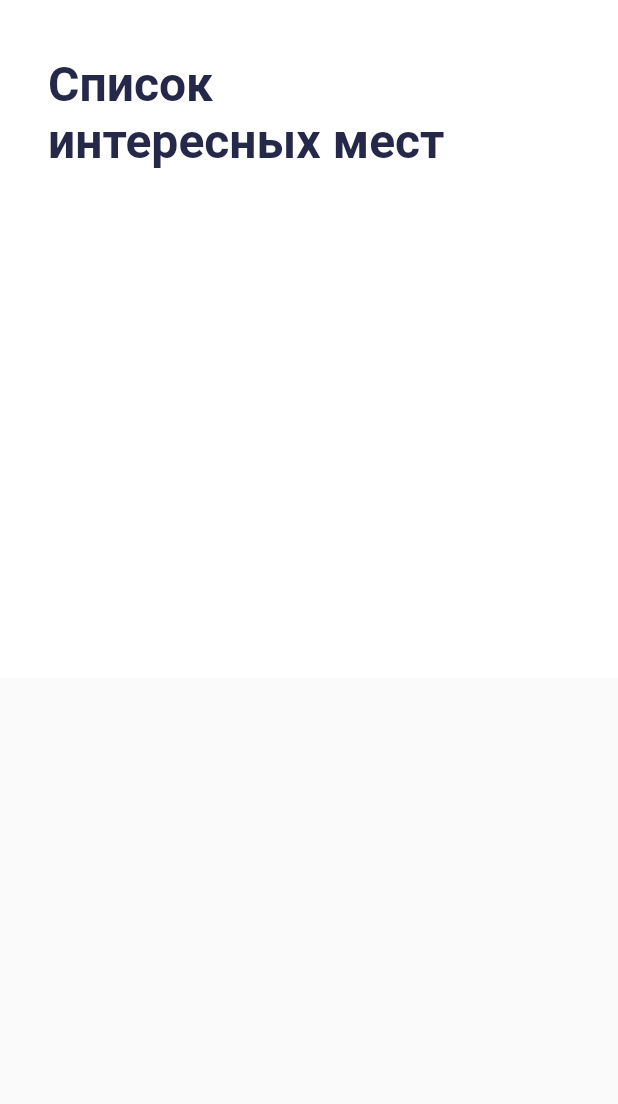
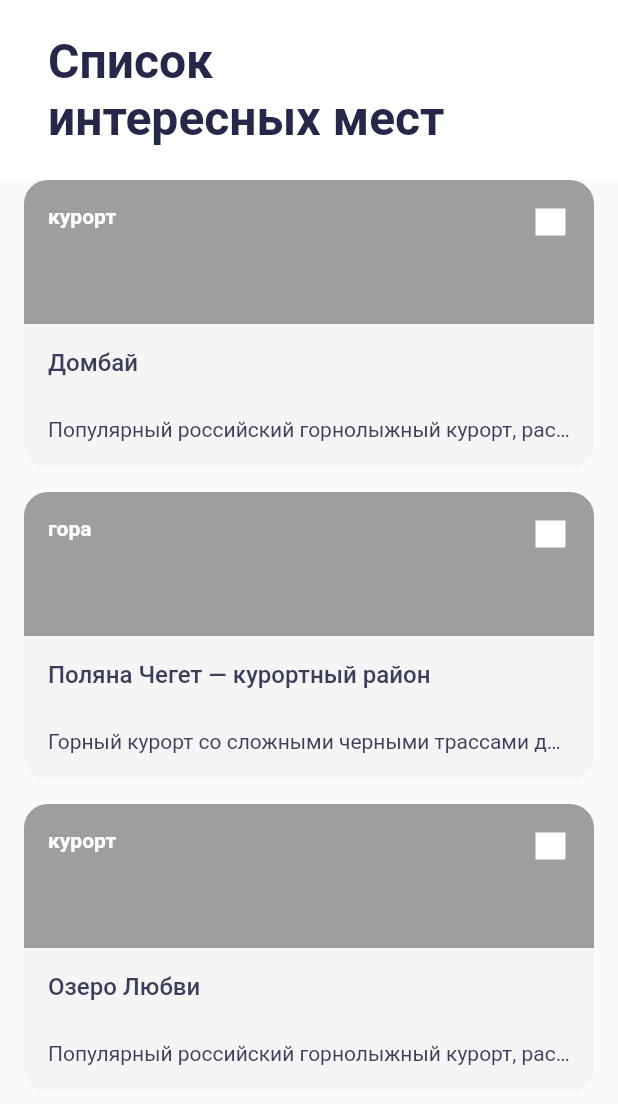
Before and after one commit to tepis/places, a Flutter app: the screen it shows after launch, on a phone screen of 412 x 824 dp. Shown: the top 1104 px of the screen. Run offline on Flutter 3.47's test engine with Material 2 defaults, Android fonts, the phone set to English and light mode, and no system bars.

Commit message:
4.6.2 SingleChildScrollView

```diff
--- a/lib/main.dart
+++ b/lib/main.dart
@@ -10,7 +10,7 @@ class App extends StatelessWidget {
 
   @override
   Widget build(BuildContext context) {
-    return MaterialApp(
+    return const MaterialApp(
       debugShowCheckedModeBanner: false,
       home: SightListScreen(),
       title: 'Places',
--- a/lib/mocks.dart
+++ b/lib/mocks.dart
@@ -9,11 +9,11 @@ final List<Sight> mocks = [
       details: 'Популярный российский горнолыжный курорт, расположенный на Северном Кавказе',
       type: 'курорт',),
   Sight(
-      name: 'Чегет',
+      name: 'Поляна Чегет — курортный район',
       lat: 43.2452965,
       lon: 42.5233803,
       url: 'https://www.vpoxod.ru/page/toponym/goracheget_info',
-      details: 'неофициальное устоявшееся название горы Кавказа',
+      details: 'Горный курорт со сложными черными трассами для фрирайда, канатными дорогами и подъемниками.',
       type: 'гора',),
   Sight(
       name: 'Озеро Любви',
--- a/lib/ui/screen/sight_card.dart
+++ b/lib/ui/screen/sight_card.dart
@@ -8,7 +8,88 @@ class SightCard extends StatelessWidget {
   @override
   Widget build(BuildContext context) {
     return Column(
-
+      children: [
+        Stack(
+          children: [
+            Container(
+              width: double.infinity,
+              height: 96,
+              decoration: const BoxDecoration(
+                color: Colors.grey,
+                borderRadius: BorderRadius.only(
+                  topLeft: Radius.circular(16.0),
+                  topRight: Radius.circular(16.0),
+                ),
+              ),
+            ),
+            Positioned(
+              top: 16,
+              left: 16,
+              child: Text(
+                sight.type,
+                style: const TextStyle(
+                  fontFamily: 'Roboto',
+                  fontWeight: FontWeight.w700,
+                  fontSize: 14,
+                  color: Colors.white,
+                ),
+              ),
+            ),
+            Positioned(
+              top: 19,
+              right: 19,
+              child: Container(
+                width: 20.0,
+                height: 18.0,
+                decoration: const BoxDecoration(
+                  color: Colors.white,
+                ),
+              ),
+            ),
+          ],
+        ),
+        Container(
+          width: double.infinity,
+          padding: EdgeInsets.all(16),
+          height: 96,
+          decoration: const BoxDecoration(
+            color: Color(0xFFF5F5F5),
+            borderRadius: BorderRadius.only(
+              bottomLeft: Radius.circular(16.0),
+              bottomRight: Radius.circular(16.0),
+            ),
+          ),
+          child: Column(
+            crossAxisAlignment: CrossAxisAlignment.stretch,
+            mainAxisAlignment: MainAxisAlignment.spaceBetween,
+            children: [
+              Text(
+                sight.name,
+                style: const TextStyle(
+                  fontFamily: 'Roboto',
+                  fontSize: 16,
+                  color: Color(0xff3B3E5B),
+                  fontWeight: FontWeight.w500,
+                ),
+              ),
+              Container(
+                margin: EdgeInsets.only(top: 2),
+                width: double.infinity,
+                height: 18,
+                child: Text(
+                  sight.details,
+                  textAlign: TextAlign.left,
+                  overflow: TextOverflow.ellipsis,
+                  style: const TextStyle(
+                      fontSize: 14,
+                      color: Color(0xff3B3E5B),
+                      fontFamily: 'Roboto',),
+                ),
+              ),
+            ],
+          ),
+        ),
+      ],
     );
   }
 }
--- a/lib/ui/screen/sight_list_screen.dart
+++ b/lib/ui/screen/sight_list_screen.dart
@@ -1,5 +1,7 @@
 import 'package:flutter/material.dart';
 import 'package:places/domain/AppStrings.dart';
+import 'package:places/mocks.dart';
+import 'package:places/ui/screen/sight_card.dart';
 
 class SightListScreen extends StatefulWidget {
   const SightListScreen({Key? key}) : super(key: key);
@@ -12,20 +14,36 @@ class _SightListScreenState extends State<SightListScreen> {
   @override
   Widget build(BuildContext context) {
     return Scaffold(
+      body: SingleChildScrollView(
+        padding: EdgeInsets.fromLTRB(16, 0, 16, 0),
+        child: Column(
+          children: [
+            SightCard(mocks[0]),
+            SizedBox(
+              height: 16,
+            ),
+            SightCard(mocks[1]),
+            SizedBox(
+              height: 16,
+            ),
+            SightCard(mocks[2]),
+          ],
+        ),
+      ),
       appBar: AppBar(
         elevation: 0,
-        toolbarHeight: 452,
+        toolbarHeight: 120,
         backgroundColor: Colors.white,
-        shadowColor: Colors.transparent,
         centerTitle: false,
         title: Container(
-          padding: EdgeInsets.fromLTRB(16, 20, 16, 322),
-          child: const Text(AppStrings.appTitle,
+          padding: EdgeInsets.fromLTRB(16, 5, 16, 5),
+          child: const Text(
+            AppStrings.appTitle,
             style: TextStyle(
-                color: Color(0xFF252849),
-                fontSize: 32,
-                fontFamily: 'Roboto',
-                fontWeight: FontWeight.bold,
+              color: Color(0xFF252849),
+              fontSize: 32,
+              fontFamily: 'Roboto',
+              fontWeight: FontWeight.bold,
             ),
           ),
         ),
```
